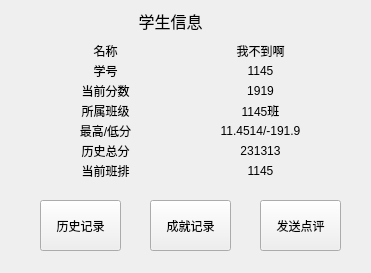
Old version of the form widgets/ui/StudentWindow.ui in the repository baiyao105/Class-Manager.
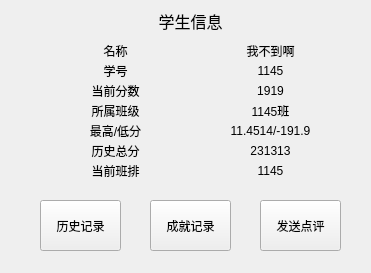
New version of the form.

The edit to the form file:
```diff
--- a/widgets/ui/StudentWindow.ui
+++ b/widgets/ui/StudentWindow.ui
@@ -16,7 +16,7 @@
   <widget class="QLabel" name="label_3">
    <property name="geometry">
     <rect>
-     <x>70</x>
+     <x>80</x>
      <y>60</y>
      <width>71</width>
      <height>21</height>
@@ -35,7 +35,7 @@
   <widget class="QLabel" name="label_5">
    <property name="geometry">
     <rect>
-     <x>70</x>
+     <x>80</x>
      <y>140</y>
      <width>71</width>
      <height>21</height>
@@ -54,7 +54,7 @@
   <widget class="QLabel" name="label_4">
    <property name="geometry">
     <rect>
-     <x>70</x>
+     <x>80</x>
      <y>120</y>
      <width>71</width>
      <height>21</height>
@@ -73,7 +73,7 @@
   <widget class="QLabel" name="label_2">
    <property name="geometry">
     <rect>
-     <x>70</x>
+     <x>80</x>
      <y>40</y>
      <width>71</width>
      <height>21</height>
@@ -92,7 +92,7 @@
   <widget class="QLabel" name="label_9">
    <property name="geometry">
     <rect>
-     <x>70</x>
+     <x>80</x>
      <y>80</y>
      <width>71</width>
      <height>21</height>
@@ -111,7 +111,7 @@
   <widget class="QLabel" name="label_10">
    <property name="geometry">
     <rect>
-     <x>70</x>
+     <x>80</x>
      <y>100</y>
      <width>71</width>
      <height>21</height>
@@ -139,7 +139,7 @@
   <widget class="QLabel" name="label_6">
    <property name="geometry">
     <rect>
-     <x>200</x>
+     <x>210</x>
      <y>60</y>
      <width>121</width>
      <height>21</height>
@@ -161,7 +161,7 @@
   <widget class="QLabel" name="label_7">
    <property name="geometry">
     <rect>
-     <x>200</x>
+     <x>210</x>
      <y>140</y>
      <width>121</width>
      <height>21</height>
@@ -180,7 +180,7 @@
   <widget class="QLabel" name="label_8">
    <property name="geometry">
     <rect>
-     <x>200</x>
+     <x>210</x>
      <y>120</y>
      <width>121</width>
      <height>21</height>
@@ -199,7 +199,7 @@
   <widget class="QLabel" name="label_11">
    <property name="geometry">
     <rect>
-     <x>200</x>
+     <x>210</x>
      <y>40</y>
      <width>121</width>
      <height>21</height>
@@ -218,7 +218,7 @@
   <widget class="QLabel" name="label_12">
    <property name="geometry">
     <rect>
-     <x>200</x>
+     <x>210</x>
      <y>80</y>
      <width>121</width>
      <height>21</height>
@@ -237,7 +237,7 @@
   <widget class="QLabel" name="label_13">
    <property name="geometry">
     <rect>
-     <x>200</x>
+     <x>210</x>
      <y>100</y>
      <width>121</width>
      <height>21</height>
@@ -295,7 +295,7 @@
   <widget class="QLabel" name="label_14">
    <property name="geometry">
     <rect>
-     <x>110</x>
+     <x>130</x>
      <y>10</y>
      <width>121</width>
      <height>21</height>
@@ -319,7 +319,7 @@
   <widget class="QLabel" name="label_15">
    <property name="geometry">
     <rect>
-     <x>70</x>
+     <x>80</x>
      <y>160</y>
      <width>71</width>
      <height>21</height>
@@ -338,7 +338,7 @@
   <widget class="QLabel" name="label_16">
    <property name="geometry">
     <rect>
-     <x>200</x>
+     <x>210</x>
      <y>160</y>
      <width>121</width>
      <height>21</height>
```
